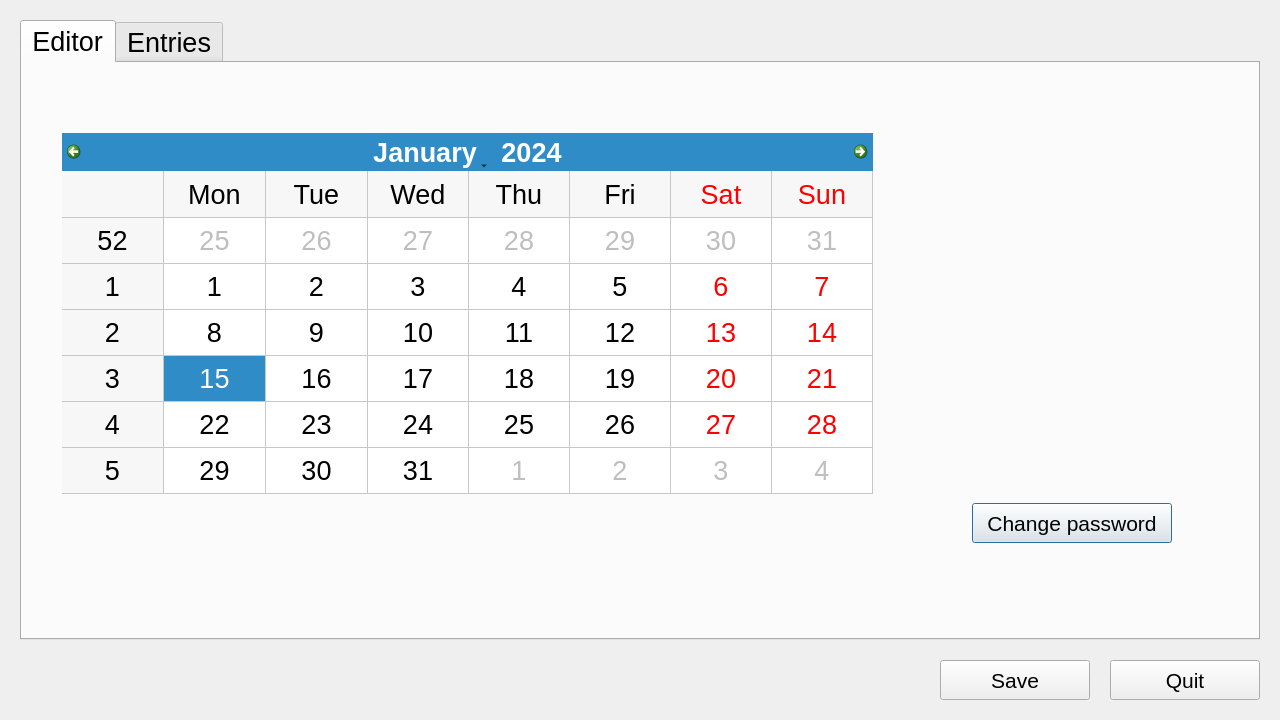
First picture: the form in diarywindow.ui, repository someretical/TheoreticalDiary, before the edit.
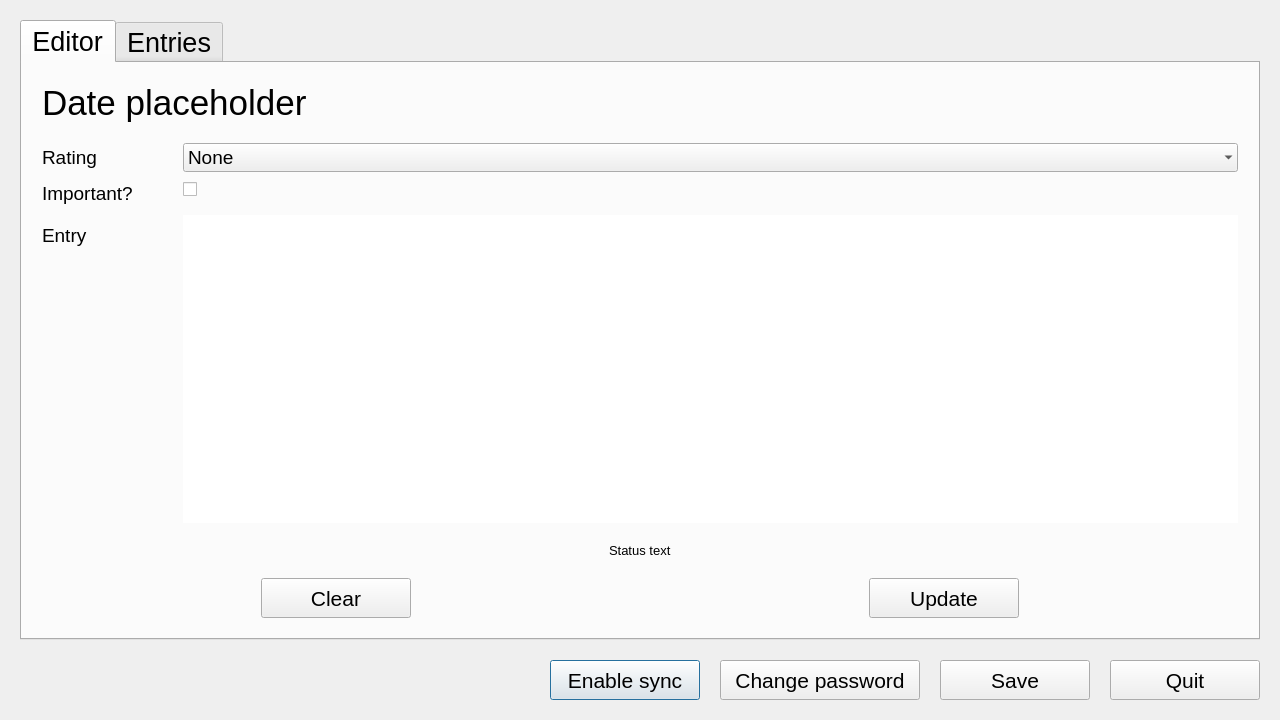
Second picture: the form after the edit.

What changed in the file:
```diff
--- a/diarywindow.ui
+++ b/diarywindow.ui
@@ -35,6 +35,125 @@
    <property name="spacing">
     <number>0</number>
    </property>
+   <item row="1" column="0">
+    <layout class="QHBoxLayout" name="horizontalLayout">
+     <property name="spacing">
+      <number>20</number>
+     </property>
+     <property name="topMargin">
+      <number>20</number>
+     </property>
+     <item>
+      <spacer name="horizontalSpacer">
+       <property name="orientation">
+        <enum>Qt::Horizontal</enum>
+       </property>
+       <property name="sizeHint" stdset="0">
+        <size>
+         <width>40</width>
+         <height>20</height>
+        </size>
+       </property>
+      </spacer>
+     </item>
+     <item alignment="Qt::AlignHCenter|Qt::AlignVCenter">
+      <widget class="QPushButton" name="sync_button">
+       <property name="sizePolicy">
+        <sizepolicy hsizetype="Minimum" vsizetype="Minimum">
+         <horstretch>0</horstretch>
+         <verstretch>0</verstretch>
+        </sizepolicy>
+       </property>
+       <property name="minimumSize">
+        <size>
+         <width>150</width>
+         <height>40</height>
+        </size>
+       </property>
+       <property name="font">
+        <font>
+         <pointsize>16</pointsize>
+        </font>
+       </property>
+       <property name="text">
+        <string>Enable sync</string>
+       </property>
+      </widget>
+     </item>
+     <item>
+      <widget class="QPushButton" name="password_button">
+       <property name="sizePolicy">
+        <sizepolicy hsizetype="Minimum" vsizetype="Minimum">
+         <horstretch>0</horstretch>
+         <verstretch>0</verstretch>
+        </sizepolicy>
+       </property>
+       <property name="minimumSize">
+        <size>
+         <width>200</width>
+         <height>40</height>
+        </size>
+       </property>
+       <property name="font">
+        <font>
+         <pointsize>16</pointsize>
+        </font>
+       </property>
+       <property name="text">
+        <string>Change password</string>
+       </property>
+      </widget>
+     </item>
+     <item alignment="Qt::AlignHCenter|Qt::AlignVCenter">
+      <widget class="QPushButton" name="save_button">
+       <property name="sizePolicy">
+        <sizepolicy hsizetype="Minimum" vsizetype="Minimum">
+         <horstretch>0</horstretch>
+         <verstretch>0</verstretch>
+        </sizepolicy>
+       </property>
+       <property name="minimumSize">
+        <size>
+         <width>150</width>
+         <height>40</height>
+        </size>
+       </property>
+       <property name="font">
+        <font>
+         <pointsize>16</pointsize>
+        </font>
+       </property>
+       <property name="text">
+        <string>Save</string>
+       </property>
+      </widget>
+     </item>
+     <item alignment="Qt::AlignHCenter|Qt::AlignVCenter">
+      <widget class="QPushButton" name="quit_button">
+       <property name="sizePolicy">
+        <sizepolicy hsizetype="Minimum" vsizetype="Minimum">
+         <horstretch>0</horstretch>
+         <verstretch>0</verstretch>
+        </sizepolicy>
+       </property>
+       <property name="minimumSize">
+        <size>
+         <width>150</width>
+         <height>40</height>
+        </size>
+       </property>
+       <property name="font">
+        <font>
+         <pointsize>16</pointsize>
+        </font>
+       </property>
+       <property name="text">
+        <string>Quit</string>
+       </property>
+      </widget>
+     </item>
+    </layout>
+   </item>
    <item row="0" column="0">
     <widget class="QTabWidget" name="tabs">
      <property name="font">
@@ -42,6 +161,12 @@
        <pointsize>20</pointsize>
       </font>
      </property>
+     <property name="layoutDirection">
+      <enum>Qt::LeftToRight</enum>
+     </property>
+     <property name="autoFillBackground">
+      <bool>false</bool>
+     </property>
      <property name="tabPosition">
       <enum>QTabWidget::North</enum>
      </property>
@@ -58,137 +183,257 @@
       <attribute name="title">
        <string>Editor</string>
       </attribute>
-      <widget class="QCalendarWidget" name="calendarWidget">
-       <property name="geometry">
-        <rect>
-         <x>40</x>
-         <y>70</y>
-         <width>811</width>
-         <height>361</height>
-        </rect>
+      <layout class="QHBoxLayout" name="horizontalLayout_3">
+       <property name="spacing">
+        <number>30</number>
        </property>
-       <property name="firstDayOfWeek">
-        <enum>Qt::Monday</enum>
+       <property name="leftMargin">
+        <number>20</number>
        </property>
-       <property name="gridVisible">
-        <bool>true</bool>
+       <property name="topMargin">
+        <number>20</number>
        </property>
-       <property name="navigationBarVisible">
-        <bool>true</bool>
+       <property name="rightMargin">
+        <number>20</number>
        </property>
-       <property name="dateEditEnabled">
-        <bool>true</bool>
+       <property name="bottomMargin">
+        <number>20</number>
        </property>
-      </widget>
-      <widget class="QPushButton" name="password_button">
-       <property name="geometry">
-        <rect>
-         <x>950</x>
-         <y>440</y>
-         <width>200</width>
-         <height>40</height>
-        </rect>
-       </property>
-       <property name="sizePolicy">
-        <sizepolicy hsizetype="Minimum" vsizetype="Minimum">
-         <horstretch>0</horstretch>
-         <verstretch>0</verstretch>
-        </sizepolicy>
-       </property>
-       <property name="minimumSize">
-        <size>
-         <width>200</width>
-         <height>40</height>
-        </size>
-       </property>
-       <property name="font">
-        <font>
-         <pointsize>16</pointsize>
-        </font>
-       </property>
-       <property name="text">
-        <string>Change password</string>
-       </property>
-      </widget>
+       <item>
+        <layout class="QHBoxLayout" name="calender_box">
+         <property name="spacing">
+          <number>0</number>
+         </property>
+        </layout>
+       </item>
+       <item>
+        <layout class="QVBoxLayout" name="verticalLayout_2">
+         <property name="spacing">
+          <number>20</number>
+         </property>
+         <item alignment="Qt::AlignVCenter">
+          <widget class="QLabel" name="date_placeholder">
+           <property name="font">
+            <font>
+             <pointsize>26</pointsize>
+            </font>
+           </property>
+           <property name="text">
+            <string>Date placeholder</string>
+           </property>
+          </widget>
+         </item>
+         <item>
+          <layout class="QFormLayout" name="formLayout">
+           <property name="horizontalSpacing">
+            <number>50</number>
+           </property>
+           <property name="verticalSpacing">
+            <number>10</number>
+           </property>
+           <item row="0" column="0">
+            <widget class="QLabel" name="label_2">
+             <property name="font">
+              <font>
+               <pointsize>14</pointsize>
+              </font>
+             </property>
+             <property name="text">
+              <string>Rating</string>
+             </property>
+            </widget>
+           </item>
+           <item row="0" column="1">
+            <widget class="QComboBox" name="rating_dropdown">
+             <property name="font">
+              <font>
+               <pointsize>14</pointsize>
+              </font>
+             </property>
+             <property name="layoutDirection">
+              <enum>Qt::LeftToRight</enum>
+             </property>
+             <property name="frame">
+              <bool>false</bool>
+             </property>
+             <item>
+              <property name="text">
+               <string>None</string>
+              </property>
+             </item>
+             <item>
+              <property name="text">
+               <string>Very bad</string>
+              </property>
+             </item>
+             <item>
+              <property name="text">
+               <string>Bad</string>
+              </property>
+             </item>
+             <item>
+              <property name="text">
+               <string>OK</string>
+              </property>
+             </item>
+             <item>
+              <property name="text">
+               <string>Good</string>
+              </property>
+             </item>
+             <item>
+              <property name="text">
+               <string>Very good</string>
+              </property>
+             </item>
+            </widget>
+           </item>
+           <item row="1" column="0">
+            <widget class="QLabel" name="label_3">
+             <property name="font">
+              <font>
+               <pointsize>14</pointsize>
+              </font>
+             </property>
+             <property name="text">
+              <string>Important?</string>
+             </property>
+            </widget>
+           </item>
+           <item row="1" column="1">
+            <widget class="QCheckBox" name="is_important">
+             <property name="font">
+              <font>
+               <pointsize>14</pointsize>
+              </font>
+             </property>
+             <property name="text">
+              <string/>
+             </property>
+            </widget>
+           </item>
+           <item row="2" column="0">
+            <widget class="QLabel" name="label_4">
+             <property name="font">
+              <font>
+               <pointsize>14</pointsize>
+              </font>
+             </property>
+             <property name="text">
+              <string>Entry</string>
+             </property>
+            </widget>
+           </item>
+           <item row="2" column="1">
+            <widget class="QPlainTextEdit" name="text_entry">
+             <property name="sizePolicy">
+              <sizepolicy hsizetype="Expanding" vsizetype="Expanding">
+               <horstretch>0</horstretch>
+               <verstretch>0</verstretch>
+              </sizepolicy>
+             </property>
+             <property name="minimumSize">
+              <size>
+               <width>0</width>
+               <height>250</height>
+              </size>
+             </property>
+             <property name="font">
+              <font>
+               <pointsize>12</pointsize>
+              </font>
+             </property>
+             <property name="frameShape">
+              <enum>QFrame::NoFrame</enum>
+             </property>
+             <property name="frameShadow">
+              <enum>QFrame::Raised</enum>
+             </property>
+             <property name="plainText">
+              <string notr="true"/>
+             </property>
+             <property name="textInteractionFlags">
+              <set>Qt::LinksAccessibleByKeyboard|Qt::LinksAccessibleByMouse|Qt::TextBrowserInteraction|Qt::TextEditable|Qt::TextEditorInteraction|Qt::TextSelectableByKeyboard|Qt::TextSelectableByMouse</set>
+             </property>
+            </widget>
+           </item>
+          </layout>
+         </item>
+         <item alignment="Qt::AlignHCenter|Qt::AlignVCenter">
+          <widget class="QLabel" name="status_text">
+           <property name="font">
+            <font>
+             <pointsize>10</pointsize>
+            </font>
+           </property>
+           <property name="text">
+            <string>Status text</string>
+           </property>
+          </widget>
+         </item>
+         <item>
+          <layout class="QHBoxLayout" name="horizontalLayout_5">
+           <item alignment="Qt::AlignHCenter|Qt::AlignVCenter">
+            <widget class="QPushButton" name="clear_button">
+             <property name="sizePolicy">
+              <sizepolicy hsizetype="Minimum" vsizetype="Minimum">
+               <horstretch>0</horstretch>
+               <verstretch>0</verstretch>
+              </sizepolicy>
+             </property>
+             <property name="minimumSize">
+              <size>
+               <width>150</width>
+               <height>40</height>
+              </size>
+             </property>
+             <property name="font">
+              <font>
+               <pointsize>16</pointsize>
+              </font>
+             </property>
+             <property name="text">
+              <string>Clear</string>
+             </property>
+            </widget>
+           </item>
+           <item alignment="Qt::AlignHCenter|Qt::AlignVCenter">
+            <widget class="QPushButton" name="update_button">
+             <property name="sizePolicy">
+              <sizepolicy hsizetype="Minimum" vsizetype="Minimum">
+               <horstretch>0</horstretch>
+               <verstretch>0</verstretch>
+              </sizepolicy>
+             </property>
+             <property name="minimumSize">
+              <size>
+               <width>150</width>
+               <height>40</height>
+              </size>
+             </property>
+             <property name="font">
+              <font>
+               <pointsize>16</pointsize>
+              </font>
+             </property>
+             <property name="text">
+              <string>Update</string>
+             </property>
+            </widget>
+           </item>
+          </layout>
+         </item>
+        </layout>
+       </item>
+      </layout>
      </widget>
-     <widget class="QWidget" name="tab_2">
+     <widget class="QWidget" name="entries">
       <attribute name="title">
        <string>Entries</string>
       </attribute>
      </widget>
     </widget>
    </item>
-   <item row="1" column="0">
-    <layout class="QHBoxLayout" name="horizontalLayout">
-     <property name="spacing">
-      <number>20</number>
-     </property>
-     <property name="topMargin">
-      <number>20</number>
-     </property>
-     <item>
-      <spacer name="horizontalSpacer">
-       <property name="orientation">
-        <enum>Qt::Horizontal</enum>
-       </property>
-       <property name="sizeHint" stdset="0">
-        <size>
-         <width>40</width>
-         <height>20</height>
-        </size>
-       </property>
-      </spacer>
-     </item>
-     <item alignment="Qt::AlignHCenter|Qt::AlignVCenter">
-      <widget class="QPushButton" name="save_button">
-       <property name="sizePolicy">
-        <sizepolicy hsizetype="Minimum" vsizetype="Minimum">
-         <horstretch>0</horstretch>
-         <verstretch>0</verstretch>
-        </sizepolicy>
-       </property>
-       <property name="minimumSize">
-        <size>
-         <width>150</width>
-         <height>40</height>
-        </size>
-       </property>
-       <property name="font">
-        <font>
-         <pointsize>16</pointsize>
-        </font>
-       </property>
-       <property name="text">
-        <string>Save</string>
-       </property>
-      </widget>
-     </item>
-     <item alignment="Qt::AlignHCenter|Qt::AlignVCenter">
-      <widget class="QPushButton" name="quit_button">
-       <property name="sizePolicy">
-        <sizepolicy hsizetype="Minimum" vsizetype="Minimum">
-         <horstretch>0</horstretch>
-         <verstretch>0</verstretch>
-        </sizepolicy>
-       </property>
-       <property name="minimumSize">
-        <size>
-         <width>150</width>
-         <height>40</height>
-        </size>
-       </property>
-       <property name="font">
-        <font>
-         <pointsize>16</pointsize>
-        </font>
-       </property>
-       <property name="text">
-        <string>Quit</string>
-       </property>
-      </widget>
-     </item>
-    </layout>
-   </item>
   </layout>
   <action name="action_save">
    <property name="text">
```
Left out of the diff: 32 changed lines with no effect on the pictures.
